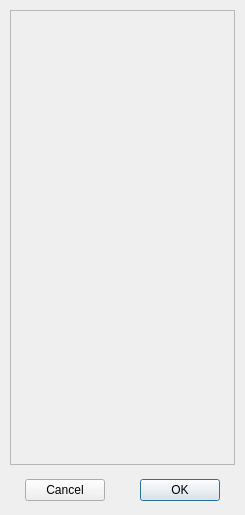
Before: the Qt Designer form src/Applications/TransferFunctions/Ui/TFCompositionDialog.ui in JanKolomaznik/MedV4D, drawn with Qt 5.
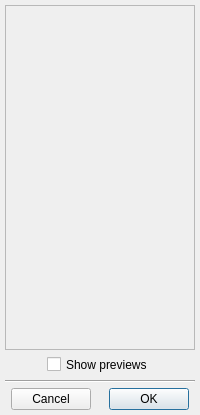
After: the same form once the commit is applied.

The edit to the form file:
```diff
--- a/src/Applications/TransferFunctions/Ui/TFCompositionDialog.ui
+++ b/src/Applications/TransferFunctions/Ui/TFCompositionDialog.ui
@@ -6,21 +6,42 @@
    <rect>
     <x>0</x>
     <y>0</y>
-    <width>245</width>
-    <height>515</height>
+    <width>200</width>
+    <height>415</height>
    </rect>
   </property>
+  <property name="minimumSize">
+   <size>
+    <width>200</width>
+    <height>415</height>
+   </size>
+  </property>
   <property name="windowTitle">
    <string>Compositon Manager</string>
   </property>
+  <widget class="QWidget" name="dialogWidget" native="true">
+   <property name="geometry">
+    <rect>
+     <x>0</x>
+     <y>0</y>
+     <width>200</width>
+     <height>415</height>
+    </rect>
+   </property>
+   <layout class="QVBoxLayout" name="dialogLayout">
+    <property name="spacing">
+     <number>5</number>
+    </property>
+    <property name="margin">
+     <number>5</number>
+    </property>
+    <item>
   <widget class="QScrollArea" name="scrollArea">
-   <property name="geometry">
-    <rect>
-     <x>10</x>
-     <y>10</y>
-     <width>225</width>
-     <height>455</height>
-    </rect>
+      <property name="verticalScrollBarPolicy">
+       <enum>Qt::ScrollBarAsNeeded</enum>
+      </property>
+      <property name="horizontalScrollBarPolicy">
+       <enum>Qt::ScrollBarAsNeeded</enum>
    </property>
    <property name="widgetResizable">
     <bool>true</bool>
@@ -30,21 +51,77 @@
      <rect>
       <x>0</x>
       <y>0</y>
-      <width>223</width>
-      <height>453</height>
+         <width>188</width>
+         <height>340</height>
      </rect>
     </property>
    </widget>
   </widget>
+    </item>
+    <item>
+     <layout class="QHBoxLayout" name="previewCheckLayout">
+      <property name="spacing">
+       <number>0</number>
+      </property>
+      <property name="margin">
+       <number>0</number>
+      </property>
+      <item>
+       <spacer name="horizontalSpacer2">
+        <property name="orientation">
+         <enum>Qt::Horizontal</enum>
+        </property>
+        <property name="sizeHint" stdset="0">
+         <size>
+          <width>40</width>
+          <height>20</height>
+         </size>
+        </property>
+       </spacer>
+      </item>
+      <item>
+       <widget class="QCheckBox" name="previewsCheck">
+        <property name="minimumSize">
+         <size>
+          <width>0</width>
+          <height>15</height>
+         </size>
+        </property>
+        <property name="maximumSize">
+         <size>
+          <width>16777215</width>
+          <height>15</height>
+         </size>
+        </property>
+        <property name="text">
+         <string>Show previews</string>
+        </property>
+       </widget>
+      </item>
+      <item>
+       <spacer name="horizontalSpacer1">
+        <property name="orientation">
+         <enum>Qt::Horizontal</enum>
+        </property>
+        <property name="sizeHint" stdset="0">
+         <size>
+          <width>40</width>
+          <height>20</height>
+         </size>
+        </property>
+       </spacer>
+      </item>
+     </layout>
+    </item>
+    <item>
+     <widget class="Line" name="line">
+      <property name="orientation">
+       <enum>Qt::Horizontal</enum>
+      </property>
+     </widget>
+    </item>
+    <item>
   <widget class="QWidget" name="horizontalWidget" native="true">
-   <property name="geometry">
-    <rect>
-     <x>10</x>
-     <y>475</y>
-     <width>225</width>
-     <height>30</height>
-    </rect>
-   </property>
    <layout class="QHBoxLayout" name="horizontalLayout">
     <property name="spacing">
      <number>5</number>
@@ -132,6 +209,9 @@
     </item>
    </layout>
   </widget>
+    </item>
+   </layout>
+  </widget>
  </widget>
  <resources/>
  <connections>
```
Left out of the diff: 18 changed lines with no effect on the pictures. Lines whose indentation alone changed are shown as unchanged.
